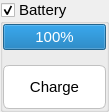
Old version of the form aui/gui/robot/internal/ui/battery.ui in the repository argenortega/AUI.
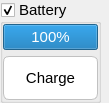
New version of the form. Custom widgets are drawn as their Qt base class.

Patch:
```diff
--- a/aui/gui/robot/internal/ui/battery.ui
+++ b/aui/gui/robot/internal/ui/battery.ui
@@ -11,7 +11,7 @@
    </rect>
   </property>
   <property name="sizePolicy">
-   <sizepolicy hsizetype="Minimum" vsizetype="Preferred">
+   <sizepolicy hsizetype="Maximum" vsizetype="Preferred">
     <horstretch>0</horstretch>
     <verstretch>0</verstretch>
    </sizepolicy>
@@ -35,11 +35,17 @@
    <item>
     <widget class="QGroupBox" name="batteryLevel">
      <property name="sizePolicy">
-      <sizepolicy hsizetype="Minimum" vsizetype="Minimum">
+      <sizepolicy hsizetype="Maximum" vsizetype="Maximum">
        <horstretch>0</horstretch>
        <verstretch>0</verstretch>
       </sizepolicy>
      </property>
+     <property name="minimumSize">
+      <size>
+       <width>0</width>
+       <height>30</height>
+      </size>
+     </property>
      <property name="font">
       <font>
        <pointsize>11</pointsize>
@@ -73,7 +79,7 @@
       <item>
        <widget class="QFrame" name="frame">
         <property name="sizePolicy">
-         <sizepolicy hsizetype="Minimum" vsizetype="Minimum">
+         <sizepolicy hsizetype="Maximum" vsizetype="Maximum">
           <horstretch>0</horstretch>
           <verstretch>0</verstretch>
          </sizepolicy>
@@ -89,7 +95,7 @@
         </property>
         <layout class="QVBoxLayout" name="verticalLayout">
          <property name="spacing">
-          <number>15</number>
+          <number>-1</number>
          </property>
          <property name="margin">
           <number>0</number>
```
